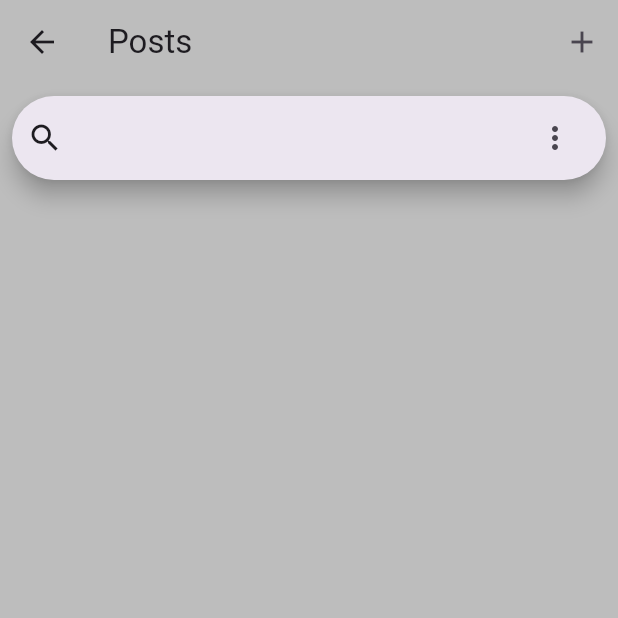
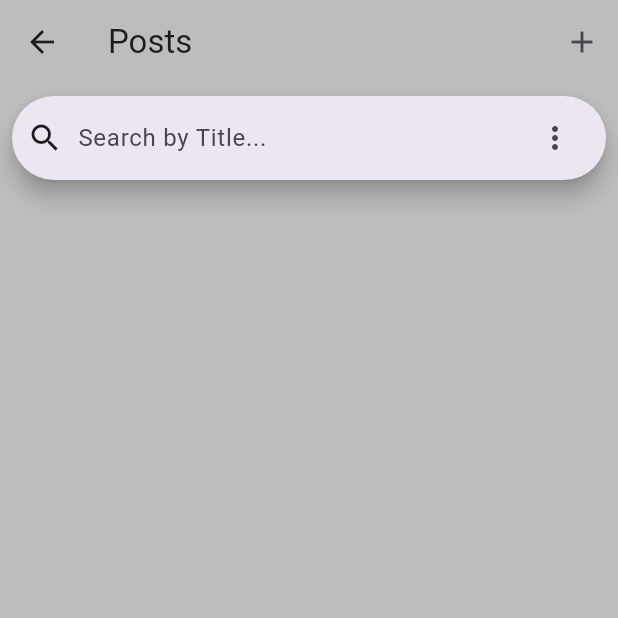
Before and after one commit to simonlewi5/prompt-share-pro, a Flutter app: the PostListScreen screen opened directly, on a phone screen of 412 x 824 dp, the top half of it. Run offline on Flutter 3.47's test engine with Material 3 defaults, Android fonts, the phone set to English and light mode, and no system bars; our stand-ins replace flutter_slidable, logger, lottie, shared_preferences; missing offline and left inert: dart_jsonwebtoken; accounts and stored records are empty; network calls fail.

Commit message:
fixed buffering issue on search bar and added text to search bar to specify the current search filter

```diff
--- a/flutter_app/lib/features/post/views/post_list_screen.dart
+++ b/flutter_app/lib/features/post/views/post_list_screen.dart
@@ -109,11 +109,14 @@ class PostListScreenState extends State<PostListScreen> {
                 builder: (context, controller) {
                   return SearchBar(
                     controller: _searchController,
-                    padding: const WidgetStatePropertyAll<EdgeInsets>(
-                        EdgeInsets.symmetric(horizontal: 10.0, vertical: 2.0)),
+                    padding: MaterialStateProperty.all<EdgeInsetsGeometry>(
+                      const EdgeInsets.symmetric(horizontal: 10.0, vertical: 2.0),
+                    ),
                     leading: const Icon(Icons.search),
+                    hintText: 'Search by $selectedFilter...',
                     trailing: <Widget>[
                       PopupMenuButton<String>(
+                        key: const Key('popupMenuButton'),
                         icon: const Icon(Icons.more_vert),
                         onSelected: (value) {
                           setState(() {
@@ -138,8 +141,9 @@ class PostListScreenState extends State<PostListScreen> {
                         },
                       ),
                     ],
-                    onTap: () => _searchController.openView(),
-                    onChanged: (_) => _searchController.openView(),
+                    onChanged: (_) {
+                      _onSearchChanged();
+                    },
                   );
                 },
                 suggestionsBuilder: (context, controller) {
```
